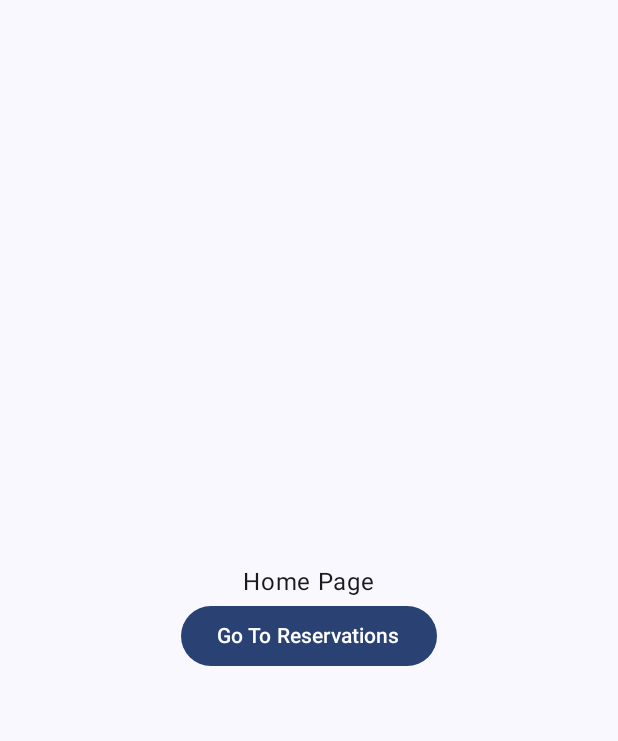
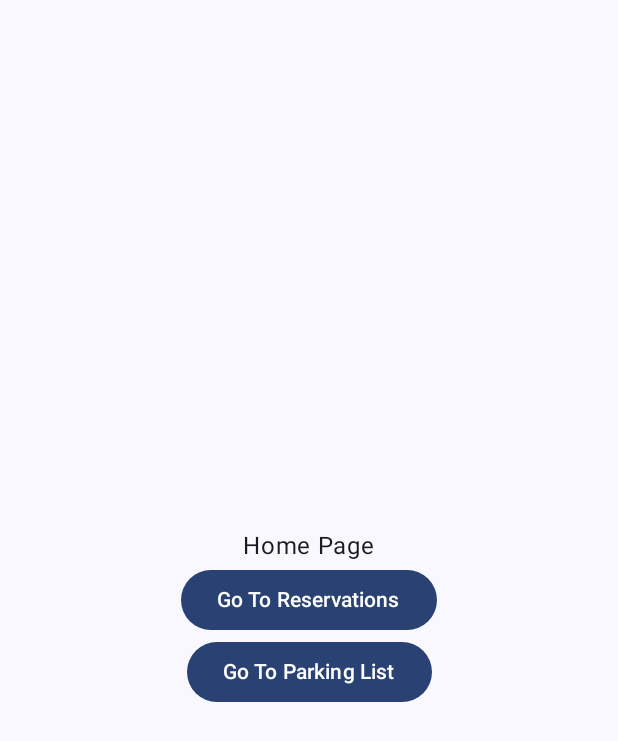
Before and after one commit to imene-boudjadi/GarriHa-Frontend-, an Android app built with Jetpack Compose: the screen it shows after launch (MainActivity), on a phone screen of 412 x 824 dp. Shown: the top 741 px of the screen. Run offline under Robolectric (Android 15) with nearby library versions, the phone set to English and light mode, and no system bars; our stand-ins replace Room's generated code.

Commit message:
List parkings vide

```diff
--- a/app/src/main/java/com/example/login/AuthScreen.kt
+++ b/app/src/main/java/com/example/login/AuthScreen.kt
@@ -42,7 +42,7 @@ fun AuthView(navController: NavHostController) {
 
 
 
-        Text(text = "Auth Screen")
+        Text(text = "Authe Screen")
         TextField(
             value = email,
             onValueChange = {
--- a/app/src/main/java/com/example/login/HomeScreen.kt
+++ b/app/src/main/java/com/example/login/HomeScreen.kt
@@ -32,5 +32,12 @@ fun HomeView(navController: NavHostController) {
         }) {
             Text(text = "Go To Reservations")
         }
+        Button(onClick = {
+
+                navController.navigate(Router.ParkingScreen.route)
+
+        }) {
+            Text(text = "Go To Parking List")
+        }
     }
 }
--- a/app/src/main/java/com/example/login/MainActivity.kt
+++ b/app/src/main/java/com/example/login/MainActivity.kt
@@ -110,6 +110,21 @@ class MainActivity : ComponentActivity() {
                                 userDao.addUser(user2)
                             }
                         }
+
+                        // One-time parking data insertion (added)
+
+                            withContext(Dispatchers.IO) {
+                                val parkingDao = UserDatabase.getDatabase(context).getParkingDao()
+
+                                // Dummy parking data
+                                val parking1 = Parking(parkingName = "Parking Lot A", DescriptionParking = "This is a convenient parking lot near the main entrance.")
+                                val parking2 = Parking(parkingName = "Parking Lot B", DescriptionParking = "This parking lot offers covered parking spaces.")
+
+                                // Insert parkings into the database
+                                parkingDao.addParking(parking1)
+                                parkingDao.addParking(parking2)
+                            }
+
                     }
 
                     NavigationHost(navController = navController)
--- a/app/src/main/java/com/example/login/NavigationHost.kt
+++ b/app/src/main/java/com/example/login/NavigationHost.kt
@@ -7,7 +7,9 @@ import androidx.navigation.NavHostController
 import androidx.navigation.compose.NavHost
 import androidx.navigation.compose.composable
 import com.example.login.AuthView
+import com.example.login.HomePView
 import com.example.login.HomeView
+import com.example.login.ParkingView
 import com.example.login.ReservationView
 
 @Composable
@@ -23,5 +25,8 @@ fun NavigationHost(navController: NavHostController) {
         composable(route = Router.ReservationsScreen.route) {
             ReservationView(navController = navController)
         }
+        composable(route = Router.ParkingScreen.route) {
+            ParkingView(navController = navController)
+        }
     }
 }
--- a/app/src/main/java/com/example/login/ParkingDao.kt
+++ b/app/src/main/java/com/example/login/ParkingDao.kt
@@ -8,4 +8,7 @@ import androidx.room.Query
 interface ParkingDao {
     @Query("SELECT * FROM parkings")
     fun getAllParkings(): List<Parking>
+
+    @Insert
+    fun addParking(parking: Parking)
 }
--- a/app/src/main/java/com/example/login/Router.kt
+++ b/app/src/main/java/com/example/login/Router.kt
@@ -4,4 +4,5 @@ sealed class Router(val route: String) {
     object AuthScreen: Router("/auth")
     object HomeScreen: Router("/home")
     object ReservationsScreen: Router("/reservation")
+    object ParkingScreen: Router("/parking")
 }
```
Also changed, not shown: app/src/main/java/com/example/login/MyParkings.kt (added, +137 -0 lines).
